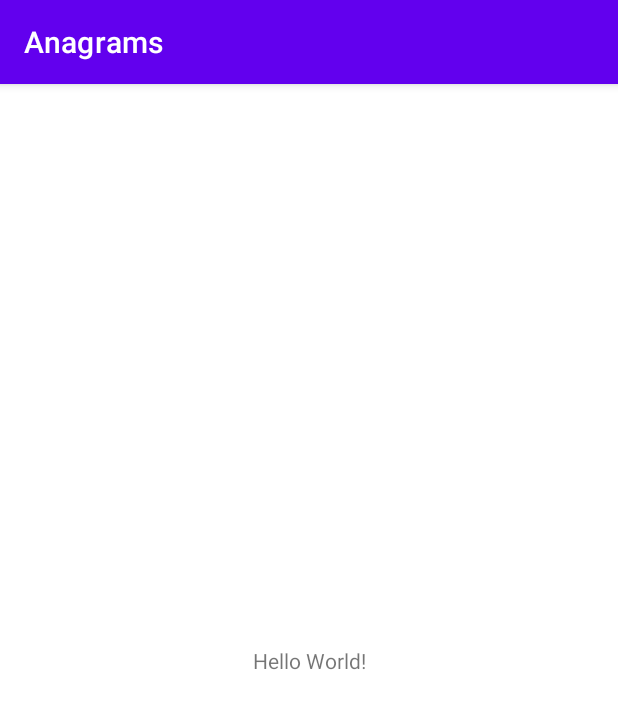
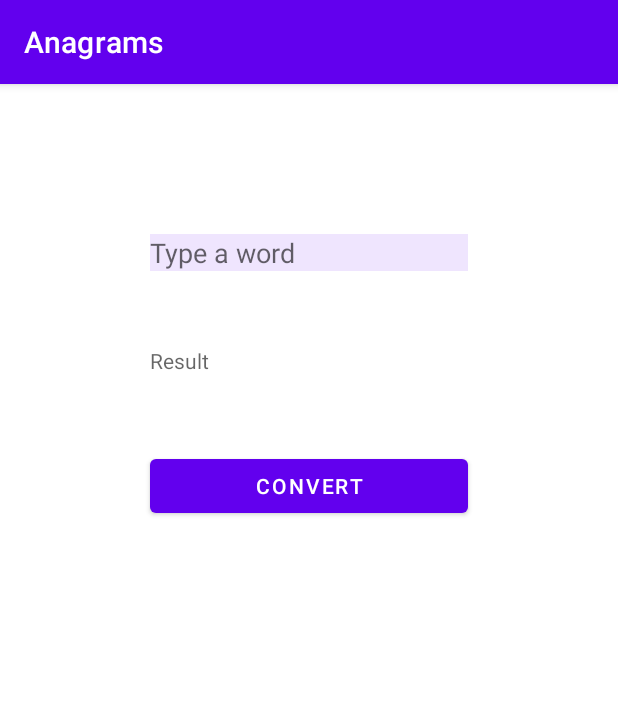
Before and after one commit to MaksimKalitsev/Anagram, an Android app: the screen it shows after launch (MainActivity), on a phone screen of 412 x 824 dp. Shown: the top 709 px of the screen. Run offline under Robolectric (Android 15) with nearby library versions, the phone set to English and light mode, and no system bars.

Commit message:
first try

```diff
--- a/app/src/main/java/ua/com/foxminded/anagrams/MainActivity.java
+++ b/app/src/main/java/ua/com/foxminded/anagrams/MainActivity.java
@@ -1,8 +1,15 @@
 package ua.com.foxminded.anagrams;
 
+import androidx.annotation.RequiresApi;
 import androidx.appcompat.app.AppCompatActivity;
 
+import android.os.Build;
 import android.os.Bundle;
+import android.view.View;
+import android.widget.Button;
+import android.widget.EditText;
+import android.widget.TextView;
+import android.widget.Toast;
 
 public class MainActivity extends AppCompatActivity {
 
@@ -10,6 +17,24 @@ public class MainActivity extends AppCompatActivity {
     protected void onCreate(Bundle savedInstanceState) {
         super.onCreate(savedInstanceState);
         setContentView(R.layout.activity_main);
-        //test
+        Button button = findViewById(R.id.convert);
+        EditText editText = findViewById(R.id.Type_a_word);
+        TextView textView = findViewById(R.id.result);
+        button.setOnClickListener(new View.OnClickListener() {
+            @RequiresApi(api = Build.VERSION_CODES.N)
+            @Override
+            public void onClick(View view) {
+                if(editText.getText().toString().trim().equals(""))
+                    Toast.makeText(MainActivity.this, R.string.EmptyString, Toast.LENGTH_SHORT).show();
+                else {
+                    Anagram anagram = new Anagram();
+                    String text = editText.getText().toString();
+                    textView.setText(anagram.makeAnagram(text));
+
+                }
+
+            }
+        });
+
     }
 }
--- a/app/src/main/res/layout/activity_main.xml
+++ b/app/src/main/res/layout/activity_main.xml
@@ -1,18 +1,44 @@
 <?xml version="1.0" encoding="utf-8"?>
-<androidx.constraintlayout.widget.ConstraintLayout xmlns:android="http://schemas.android.com/apk/res/android"
+<RelativeLayout xmlns:android="http://schemas.android.com/apk/res/android"
     xmlns:app="http://schemas.android.com/apk/res-auto"
     xmlns:tools="http://schemas.android.com/tools"
     android:layout_width="match_parent"
     android:layout_height="match_parent"
     tools:context=".MainActivity">
 
+    <Button
+        android:id="@+id/convert"
+        android:layout_width="match_parent"
+        android:layout_height="wrap_content"
+        android:layout_below="@+id/result"
+        android:layout_marginHorizontal="100sp"
+        android:layout_marginTop="50sp"
+        android:text="@string/main_button"
+        tools:layout_editor_absoluteX="158dp"
+        tools:layout_editor_absoluteY="376dp" />
+
+    <EditText
+        android:id="@+id/Type_a_word"
+        android:layout_width="match_parent"
+        android:layout_height="wrap_content"
+        android:layout_marginTop="100sp"
+        android:layout_marginHorizontal="100sp"
+        android:background="@color/background"
+        android:backgroundTint="@color/purple_500"
+        android:ems="10"
+        android:hint="@string/hintEditText"
+        android:inputType="textPersonName"
+        tools:layout_editor_absoluteX="90dp"
+        tools:layout_editor_absoluteY="319dp"
+        android:autofillHints="" />
+
     <TextView
-        android:layout_width="wrap_content"
+        android:id="@+id/result"
+        android:layout_width="match_parent"
         android:layout_height="wrap_content"
-        android:text="Hello World!"
-        app:layout_constraintBottom_toBottomOf="parent"
-        app:layout_constraintEnd_toEndOf="parent"
-        app:layout_constraintStart_toStartOf="parent"
-        app:layout_constraintTop_toTopOf="parent" />
+        android:layout_below="@+id/Type_a_word"
+        android:layout_marginHorizontal="100sp"
+        android:layout_marginTop="50sp"
+        android:hint="@string/hintResult" />
 
-</androidx.constraintlayout.widget.ConstraintLayout>
+</RelativeLayout>
--- a/app/src/main/res/values/colors.xml
+++ b/app/src/main/res/values/colors.xml
@@ -7,4 +7,5 @@
     <color name="teal_700">#FF018786</color>
     <color name="black">#FF000000</color>
     <color name="white">#FFFFFFFF</color>
+    <color name="background">#1A8E8E8B</color>
 </resources>
--- a/app/src/main/res/values/strings.xml
+++ b/app/src/main/res/values/strings.xml
@@ -1,3 +1,8 @@
 <resources>
     <string name="app_name">Anagrams</string>
+    <string name="main_button">Convert</string>
+    <string name="hintEditText">Type a word</string>
+    <string name="hintResult">Result</string>
+    <string name="EmptyString">Please write a word</string>
+
 </resources>
```
Also changed, not shown: app/src/main/java/ua/com/foxminded/anagrams/Anagram.java (added, +74 -0 lines).
